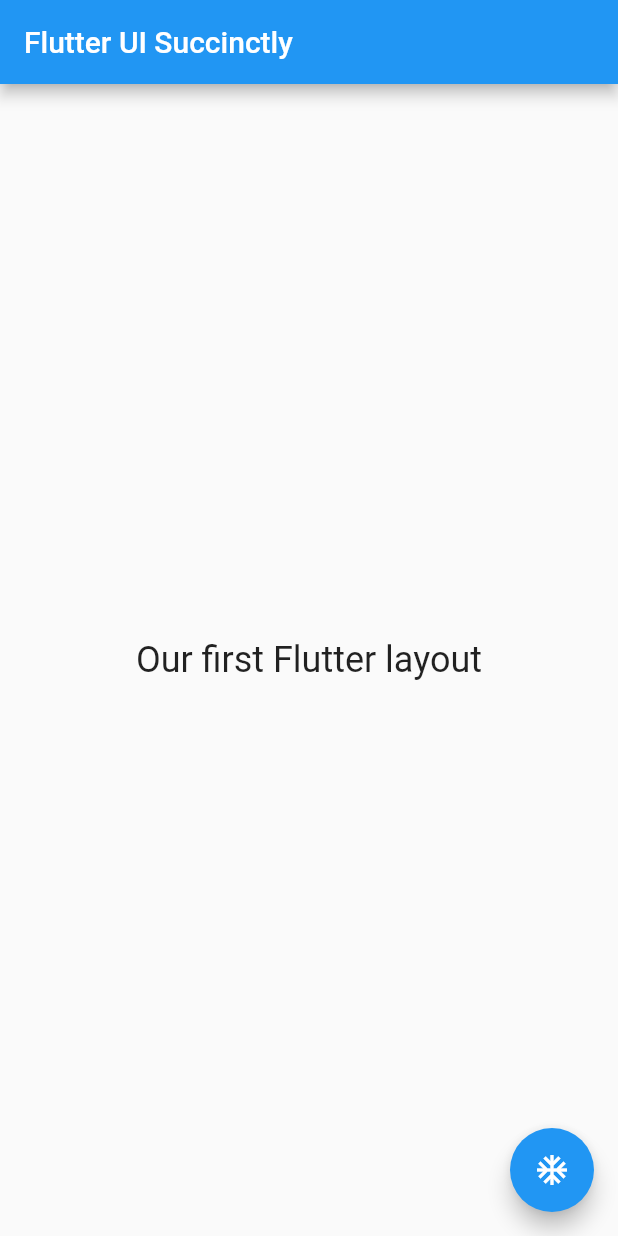
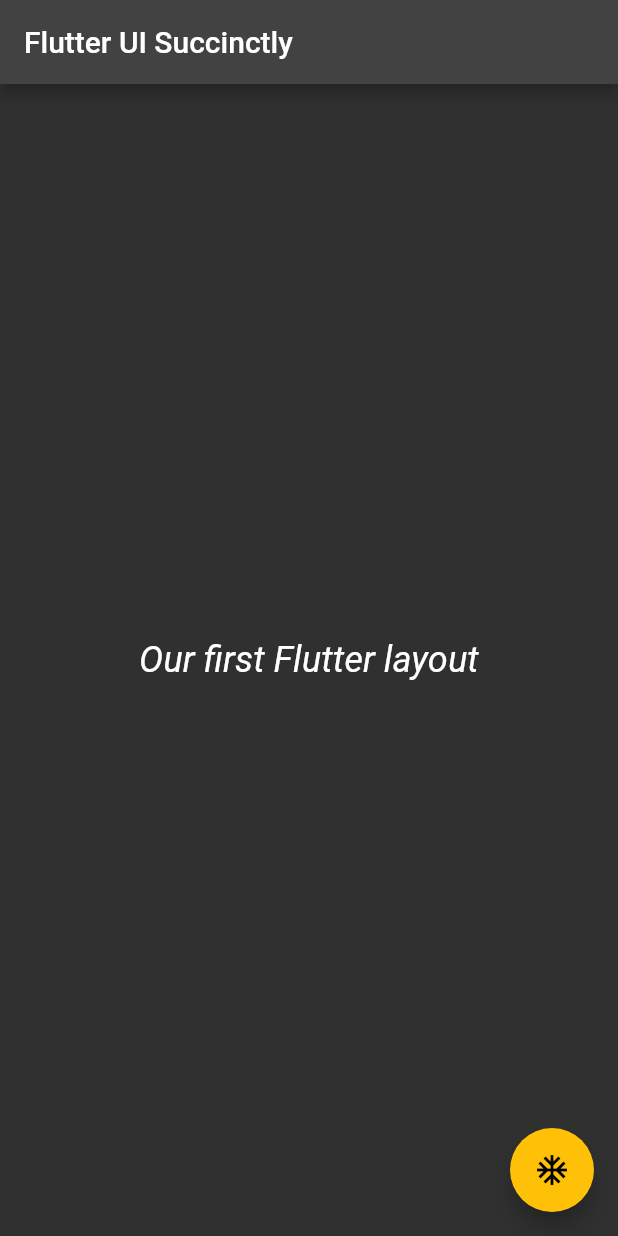
Before and after one commit to ersenbasaransen/flutter_ui, a Flutter app: the screen it shows after launch, on a phone screen of 412 x 824 dp. Run offline on Flutter 3.47's test engine with Material 2 defaults, Android fonts, the phone set to English and light mode, and no system bars.

Commit message:
Played with colors and themes

```diff
--- a/lib/main.dart
+++ b/lib/main.dart
@@ -25,6 +25,14 @@ class MyApp extends StatelessWidget {
           },
         ),
       ),
+      theme: ThemeData(
+        primaryColor: Colors.indigo, // TODO: does not work
+        accentColor: Colors.amber,
+        textTheme: TextTheme(
+          bodyText2: TextStyle(fontSize: 26, fontStyle: FontStyle.italic),
+        ),
+        brightness: Brightness.dark,
+      ),
     );
   }
 }
```
